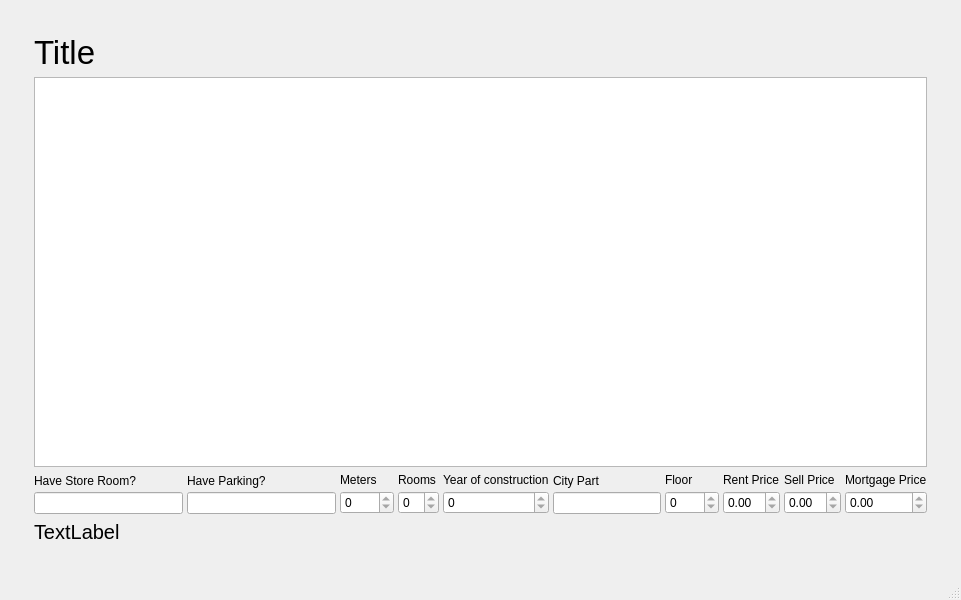
Old version of the form Resources/ShowAdAdmin.ui in the repository Danial-Movahed/SOAS.
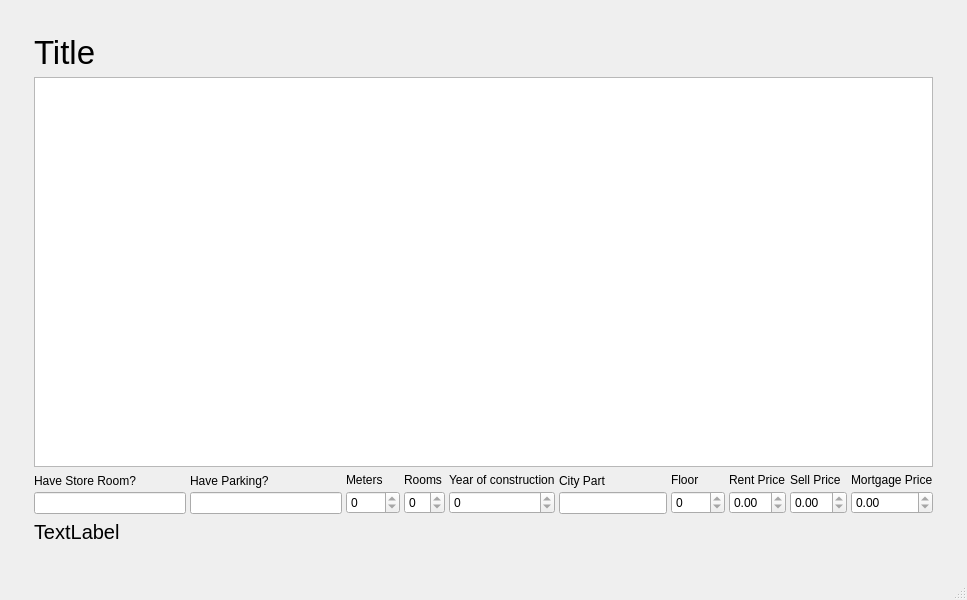
New version of the form.

Patch:
```diff
--- a/Resources/ShowAdAdmin.ui
+++ b/Resources/ShowAdAdmin.ui
@@ -9,7 +9,7 @@
    <rect>
     <x>0</x>
     <y>0</y>
-    <width>961</width>
+    <width>967</width>
     <height>600</height>
    </rect>
   </property>
```
Left out of the diff: 4 changed lines with no effect on the pictures.
